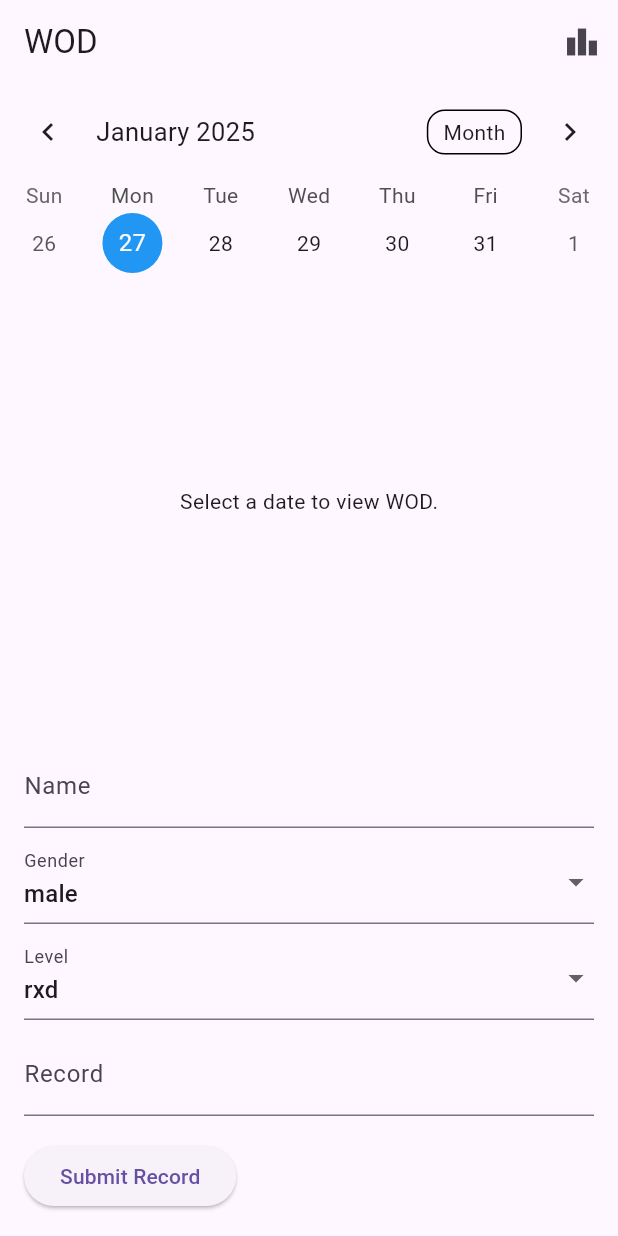
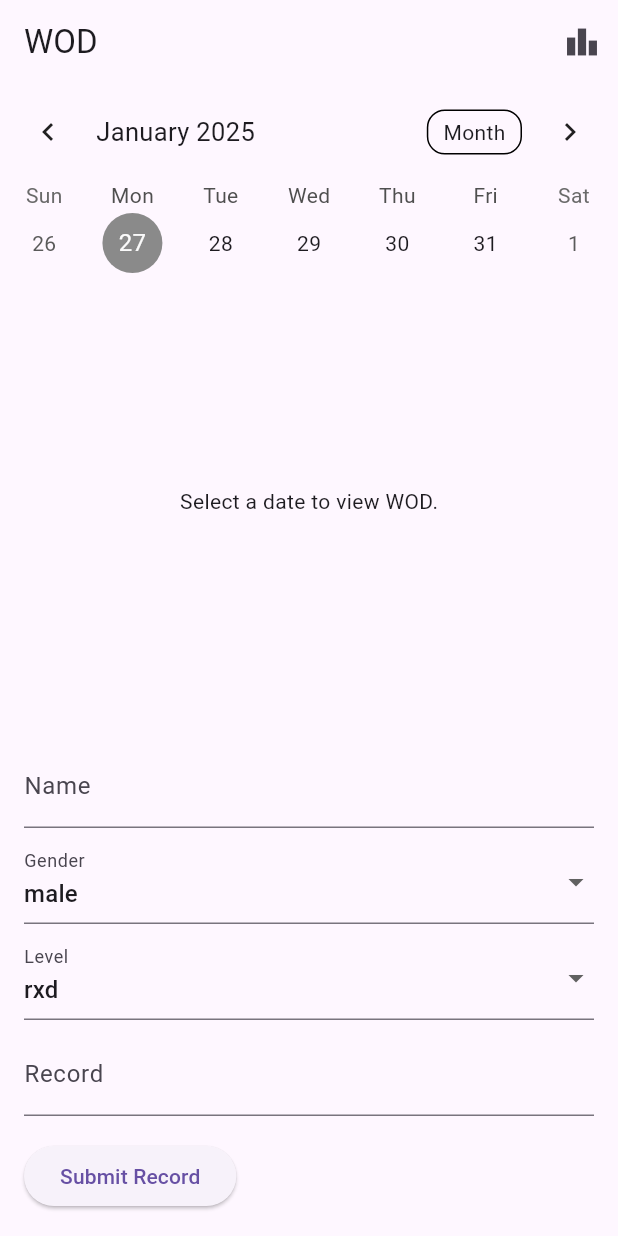
Before and after one commit to marofmar/cfq, a Flutter app: the WodPage screen opened directly, on a phone screen of 412 x 824 dp. Run offline on Flutter 3.47's test engine with Material 3 defaults, Android fonts, the phone set to English and light mode, and no system bars; drawn by our look-alikes of table_calendar; our stand-ins replace cloud_firestore, dartz, equatable, firebase_auth, firebase_core, flutter_bloc and 3 more; accounts and stored records are empty.

Commit message:
feat: 달력 날짜 선택 색상 변경

```diff
--- a/lib/presentation/screens/wod_page.dart
+++ b/lib/presentation/screens/wod_page.dart
@@ -1,3 +1,4 @@
+import 'package:cfq/presentation/themes/theme_color.dart';
 import 'package:flutter/material.dart';
 import 'package:flutter_bloc/flutter_bloc.dart';
 import 'package:table_calendar/table_calendar.dart';
@@ -63,11 +64,11 @@ class _WodPageState extends State<WodPage> {
             },
             calendarStyle: CalendarStyle(
               selectedDecoration: BoxDecoration(
-                color: Colors.blue,
+                color: AppColor.grey5,
                 shape: BoxShape.circle,
               ),
               todayDecoration: BoxDecoration(
-                color: Colors.orange,
+                color: AppColor.mint,
                 shape: BoxShape.circle,
               ),
             ),
--- a/lib/presentation/themes/theme_color.dart
+++ b/lib/presentation/themes/theme_color.dart
@@ -9,7 +9,7 @@ class AppColor {
   static const Color grey1 = Color(0xffeaeaea);
   static const Color grey2 = Color(0xffd9d9d9);
   static const Color grey3 = Color(0xffc6c6c6);
-  static const Color grey4 = Color(0xff8a8a8a);
-  static const Color grey5 = Color(0xff9c9c9c);
+  static const Color grey4 = Color(0xff9c9c9c);
+  static const Color grey5 = Color(0xff8a8a8a);
   static const Color grey6 = Color(0xff737373);
 }
```
